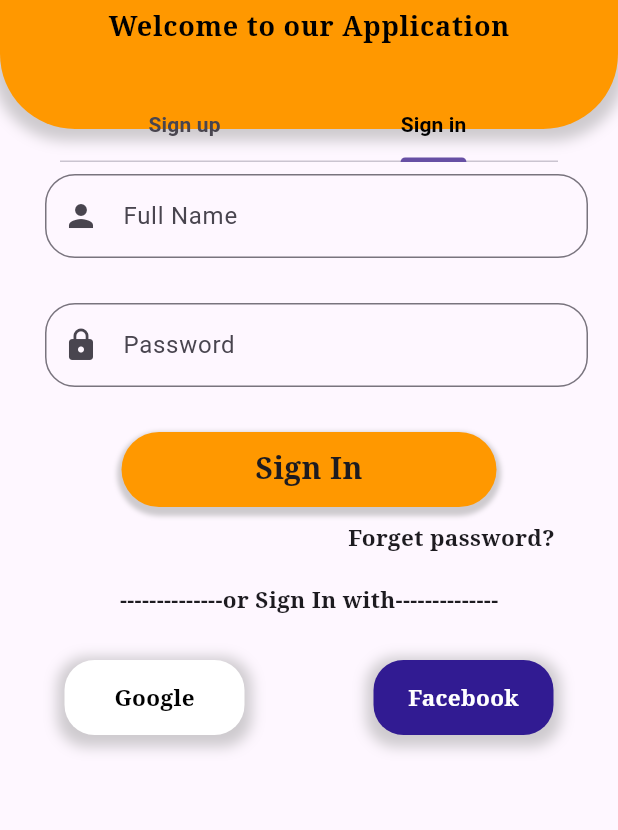
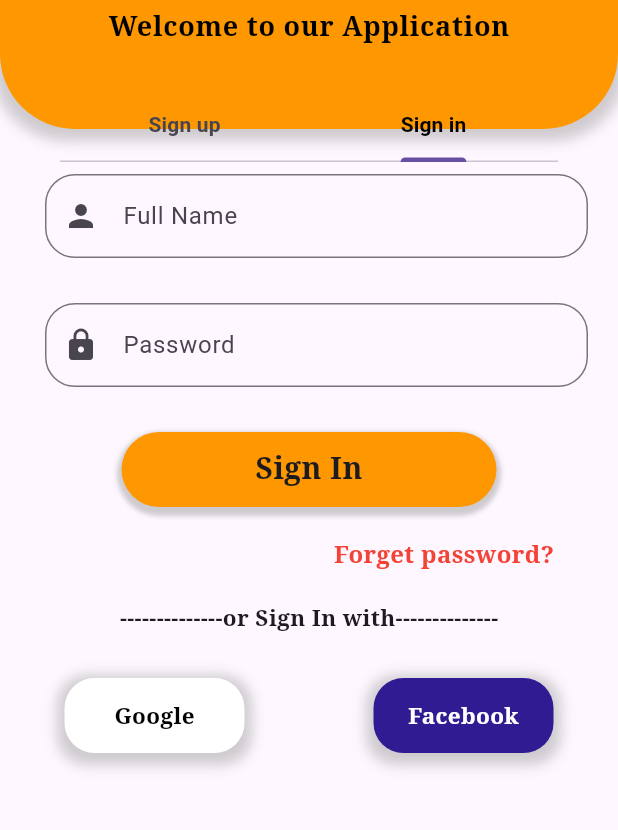
Before and after one commit to krishnarajkumar0610/grocery_app, a Flutter app: the screen it shows after launch, tab 2 chosen, on a phone screen of 412 x 824 dp, the part 291-1121 px from its top. Run offline on Flutter 3.47's test engine with Material 3 defaults, Android fonts, the phone set to English and light mode, and no system bars; our stand-ins replace flutter_bloc, google_fonts.

Commit message:
Grocery App

```diff
--- a/grocery_app/lib/screens/logins/sign_in.dart
+++ b/grocery_app/lib/screens/logins/sign_in.dart
@@ -77,7 +77,7 @@ class _SignInState extends State<SignIn> {
             ),
           ),
           Padding(
-            padding: const EdgeInsets.only(left: 190.0, top: 10),
+            padding: const EdgeInsets.only(left: 180.0, top: 20),
             child: GestureDetector(
               onTap: () {
                 print("Pressed forget password");
@@ -85,7 +85,9 @@ class _SignInState extends State<SignIn> {
               child: Text(
                 "Forget password?",
                 style: GoogleFonts.notoSerif(
-                    fontSize: 15, fontWeight: FontWeight.bold),
+                    fontSize: 16,
+                    fontWeight: FontWeight.bold,
+                    color: Colors.red),
               ),
             ),
           ),
```
